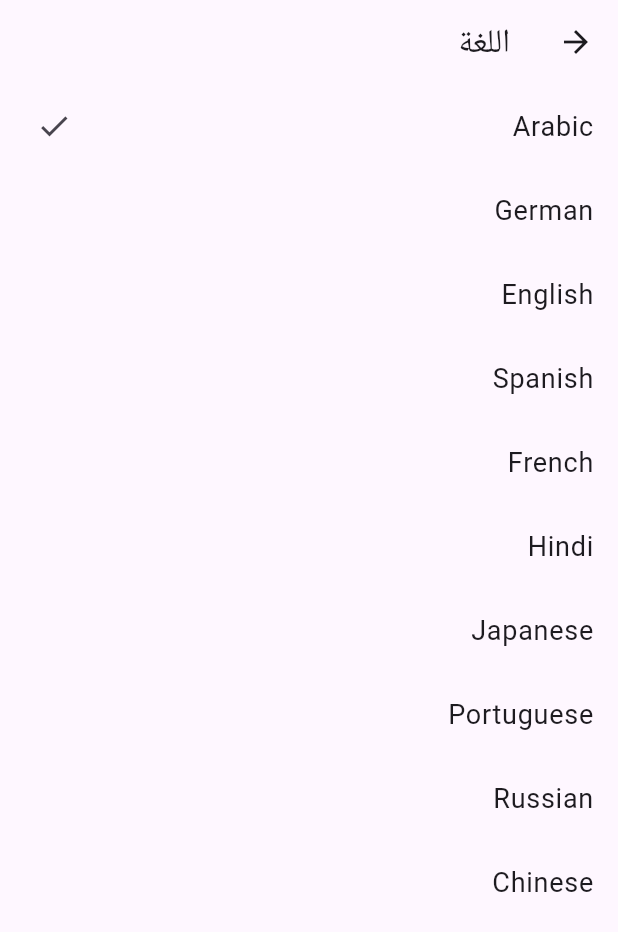
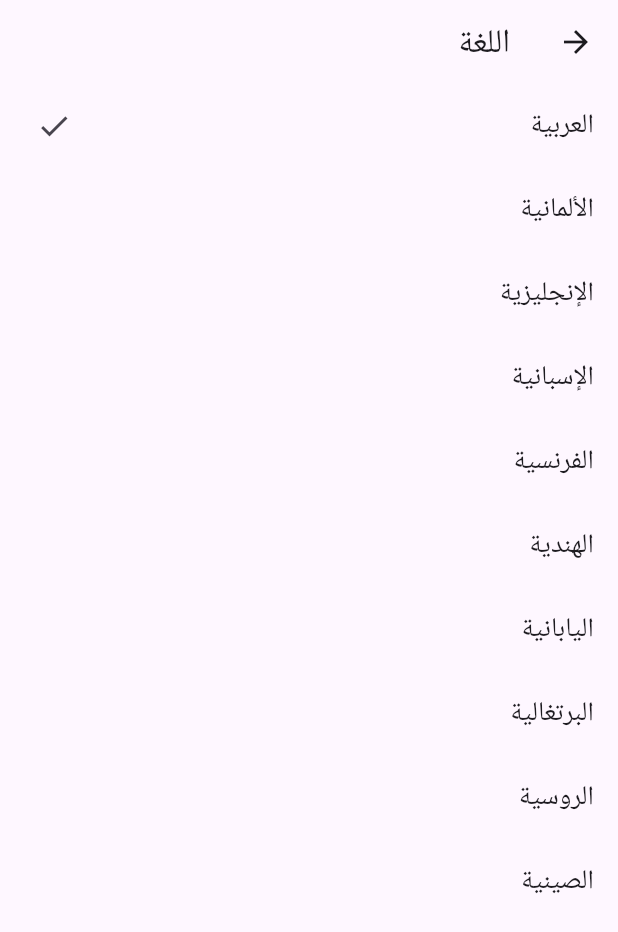
Before and after one commit to noguerajulioces/LoanCalculator, a Flutter app: the LanguageScreen screen opened directly, after a tap on "Arabic", on a phone screen of 412 x 824 dp. Shown: the top 932 px of the screen. Run offline on Flutter 3.47's test engine with Material 3 defaults, Android fonts, the phone set to English and light mode, and no system bars; our stand-ins replace shared_preferences; accounts and stored records are empty; generated files the repository leaves out were written again.

```diff
--- a/lib/l10n/app_ar.arb
+++ b/lib/l10n/app_ar.arb
@@ -13,5 +13,15 @@
   "interestRate": "معدل الفائدة",
   "loanAmount": "مبلغ القرض",
   "calculatePayment": "احسب الدفعة",
-  "restorePurchase": "استعادة الشراء"
+  "restorePurchase": "استعادة الشراء",
+  "languageEnglish": "الإنجليزية",
+  "languageSpanish": "الإسبانية",
+  "languageChinese": "الصينية",
+  "languageHindi": "الهندية",
+  "languageArabic": "العربية",
+  "languagePortuguese": "البرتغالية",
+  "languageRussian": "الروسية",
+  "languageFrench": "الفرنسية",
+  "languageGerman": "الألمانية",
+  "languageJapanese": "اليابانية"
 }
--- a/lib/src/screens/languages_screen.dart
+++ b/lib/src/screens/languages_screen.dart
@@ -34,7 +34,7 @@ class _LanguageScreenState extends State<LanguageScreen> {
         itemCount: supportedLocales.length,
         itemBuilder: (context, index) {
           var locale = supportedLocales[index];
-          String languageName = _getLanguageName(locale);
+          String languageName = _getLanguageName(locale, context);
           return ListTile(
             title: Text(
               languageName,
@@ -51,28 +51,28 @@ class _LanguageScreenState extends State<LanguageScreen> {
     );
   }
 
-  String _getLanguageName(Locale locale) {
+  String _getLanguageName(Locale locale, BuildContext context) {
     switch (locale.languageCode) {
       case 'en':
-        return 'English';
+        return AppLocalizations.of(context)!.languageEnglish;
       case 'es':
-        return 'Spanish';
+        return AppLocalizations.of(context)!.languageSpanish;
       case 'zh':
-        return 'Chinese';
+        return AppLocalizations.of(context)!.languageChinese;
       case 'hi':
-        return 'Hindi';
+        return AppLocalizations.of(context)!.languageHindi;
       case 'ar':
-        return 'Arabic';
+        return AppLocalizations.of(context)!.languageArabic;
       case 'pt':
-        return 'Portuguese';
+        return AppLocalizations.of(context)!.languagePortuguese;
       case 'ru':
-        return 'Russian';
+        return AppLocalizations.of(context)!.languageRussian;
       case 'fr':
-        return 'French';
+        return AppLocalizations.of(context)!.languageFrench;
       case 'de':
-        return 'German';
+        return AppLocalizations.of(context)!.languageGerman;
       case 'ja':
-        return 'Japanese';
+        return AppLocalizations.of(context)!.languageJapanese;
       default:
         return 'Unknown';
     }
```
Also changed, not shown: lib/l10n/app_de.arb (+11 -1 lines), lib/l10n/app_en.arb (+11 -1 lines), lib/l10n/app_es.arb (+11 -1 lines), lib/l10n/app_fr.arb (+11 -1 lines), lib/l10n/app_hi.arb (+11 -1 lines), lib/l10n/app_ja.arb (+11 -1 lines), lib/l10n/app_pt.arb (+11 -1 lines), lib/l10n/app_ru.arb (+11 -1 lines), lib/l10n/app_zh.arb (+11 -1 lines).
